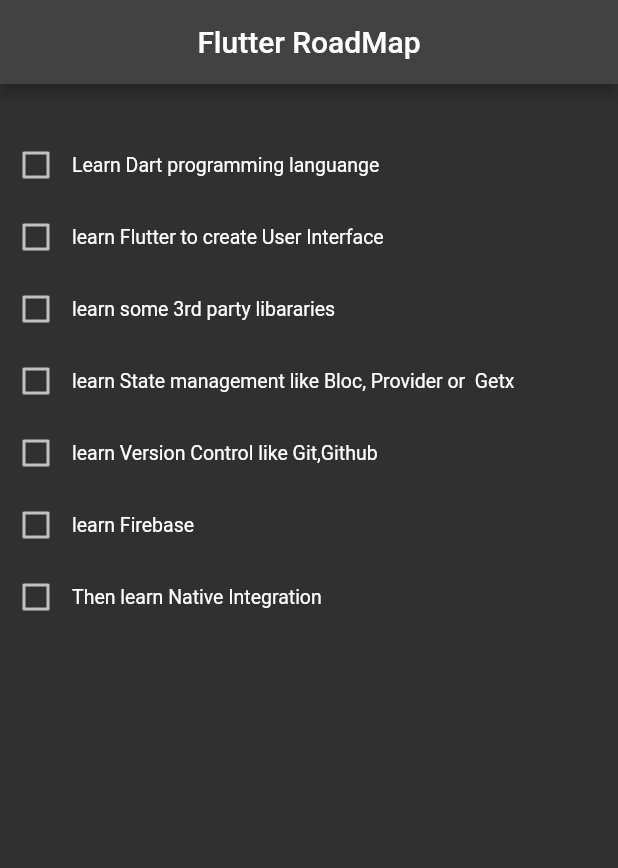
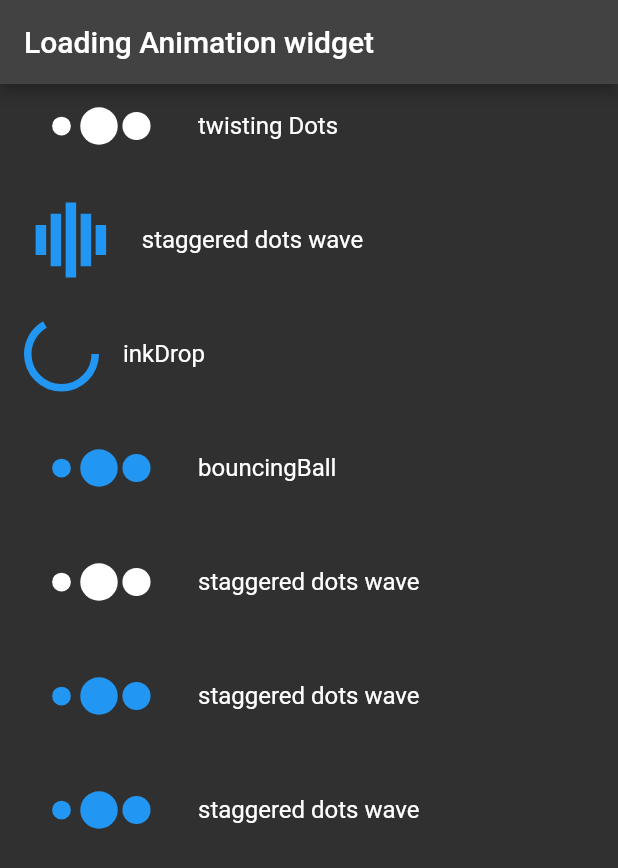
Before and after one commit to DeveloperMalay/flutter_animations, a Flutter app: the screen it shows after launch, on a phone screen of 412 x 824 dp. Shown: the top 868 px of the screen. Run offline on Flutter 3.47's test engine with Material 2 defaults, Android fonts, the phone set to English and light mode, and no system bars; our stand-ins replace avatar_glow, loading_animation_widget, syncfusion_flutter_gauges; missing offline and left inert: async_button_builder.

Commit message:
creating loader and animated button

```diff
--- /dev/null
+++ b/lib/loader/loader_widget.dart
@@ -0,0 +1,109 @@
+import 'package:flutter/material.dart';
+import 'package:loading_animation_widget/loading_animation_widget.dart';
+
+class LoaderWidget extends StatelessWidget {
+  const LoaderWidget({super.key});
+
+  @override
+  Widget build(BuildContext context) {
+    return Scaffold(
+      appBar: AppBar(
+        title: const Text('Loading Animation widget'),
+      ),
+      body: Column(
+        children: [
+          ListTile(
+            leading: LoadingAnimationWidget.twistingDots(
+              leftDotColor: const Color(0xFFFFFFFF),
+              rightDotColor: Colors.blue,
+              size: 50,
+            ),
+            title: const Text(
+              'twisting Dots',
+              textScaleFactor: 1,
+            ),
+          ),
+          const SizedBox(
+            height: 20,
+          ),
+          ListTile(
+            leading: LoadingAnimationWidget.staggeredDotsWave(
+              color: Colors.blue,
+              size: 50,
+            ),
+            title: const Text(
+              'staggered dots wave',
+              textScaleFactor: 1,
+            ),
+          ),
+          const SizedBox(
+            height: 20,
+          ),
+          ListTile(
+            leading: LoadingAnimationWidget.inkDrop(
+              color: Colors.blue,
+              size: 50,
+            ),
+            title: const Text(
+              'inkDrop',
+              textScaleFactor: 1,
+            ),
+          ),
+          const SizedBox(
+            height: 20,
+          ),
+          ListTile(
+            leading: LoadingAnimationWidget.bouncingBall(
+              color: Colors.blue,
+              size: 50,
+            ),
+            title: const Text(
+              'bouncingBall',
+              textScaleFactor: 1,
+            ),
+          ),
+          const SizedBox(
+            height: 20,
+          ),
+          ListTile(
+            leading: LoadingAnimationWidget.flickr(
+              leftDotColor: const Color(0xFFFFFFFF),
+              rightDotColor: Colors.blue,
+              size: 50,
+            ),
+            title: const Text(
+              'staggered dots wave',
+              textScaleFactor: 1,
+            ),
+          ),
+          const SizedBox(
+            height: 20,
+          ),
+          ListTile(
+            leading: LoadingAnimationWidget.fourRotatingDots(
+              color: Colors.blue,
+              size: 50,
+            ),
+            title: const Text(
+              'staggered dots wave',
+              textScaleFactor: 1,
+            ),
+          ),
+          const SizedBox(
+            height: 20,
+          ),
+          ListTile(
+            leading: LoadingAnimationWidget.newtonCradle(
+              color: Colors.blue,
+              size: 50,
+            ),
+            title: const Text(
+              'staggered dots wave',
+              textScaleFactor: 1,
+            ),
+          ),
+        ],
+      ),
+    );
+  }
+}
--- a/lib/main.dart
+++ b/lib/main.dart
@@ -1,5 +1,7 @@
 import 'package:flutter/material.dart';
 import 'animations/roadmap.dart';
+import 'button_animation/animated_buttons.dart';
+import 'loader/loader_widget.dart';
 
 void main() {
   runApp(const MyApp());
@@ -15,7 +17,7 @@
       debugShowCheckedModeBanner: false,
       title: 'Flutter Demo',
       theme: ThemeData.dark(),
-      home: const FlutterRoadMap(),
+      home: const LoaderWidget(),
     );
   }
 }
--- a/pubspec.yaml
+++ b/pubspec.yaml
@@ -20,7 +20,7 @@
 version: 1.0.0+1
 
 environment:
-  sdk: '>=2.18.6 <3.0.0'
+  sdk: '>=2.18.4 <3.0.0'
 
 # Dependencies specify other packages that your package needs in order to work.
 # To automatically upgrade your package dependencies to the latest versions
@@ -39,6 +39,8 @@
   avatar_glow: ^2.0.2
   syncfusion_flutter_gauges: ^20.4.51
   image_picker: ^0.8.6+3
+  async_button_builder: ^3.0.0+1
+  loading_animation_widget: ^1.2.0+4
 
 dev_dependencies:
   flutter_test:
```
Also changed, not shown: lib/button_animation/animated_buttons.dart (added, +121 -0 lines), pubspec.lock.
